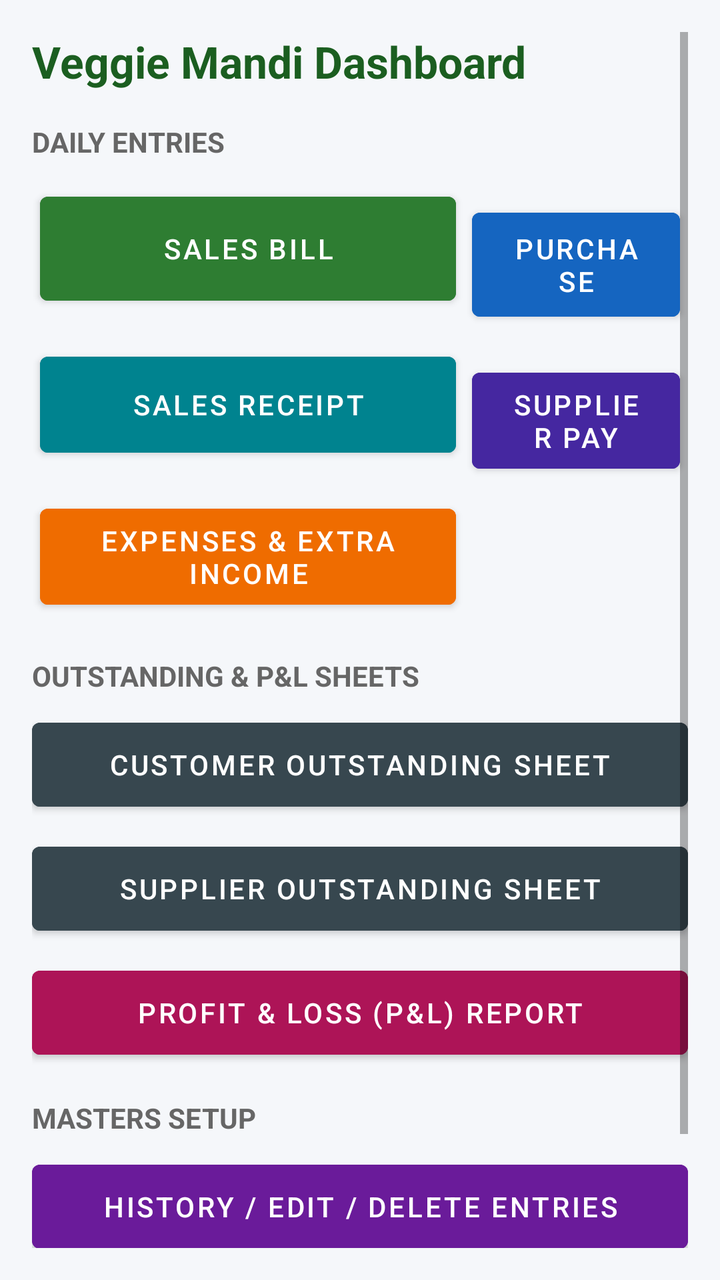
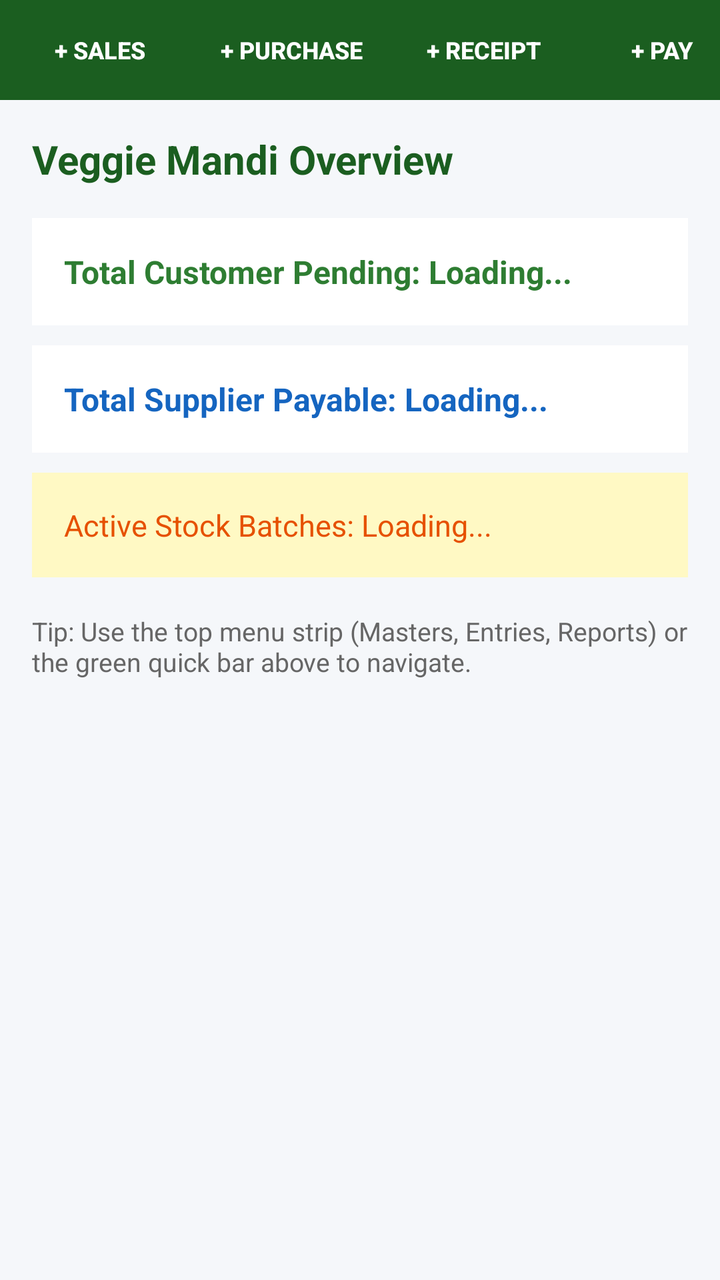

The first picture is an Android layout as it rendered before a commit; the second is the same layout after the commit. The layout source and the unified diff follow.
<!-- AndroidManifest.xml: application theme Theme.MaterialComponents.DayNight.DarkActionBar -->
<!-- res/layout/activity_dashboard.xml -->
<?xml version="1.0" encoding="utf-8"?>
<ScrollView xmlns:android="http://schemas.android.com/apk/res/android"
    android:layout_width="match_parent"
    android:layout_height="match_parent"
    android:background="#F5F7FA"
    android:padding="16dp">

    <LinearLayout
        android:layout_width="match_parent"
        android:layout_height="wrap_content"
        android:orientation="vertical">

        <TextView
            android:id="@+id/tvWelcome"
            android:layout_width="match_parent"
            android:layout_height="wrap_content"
            android:text="Veggie Mandi Dashboard"
            android:textSize="22sp"
            android:textStyle="bold"
            android:textColor="#1B5E20"
            android:layout_marginBottom="16dp" />

        
        <TextView
            android:layout_width="wrap_content"
            android:layout_height="wrap_content"
            android:text="DAILY ENTRIES"
            android:textStyle="bold"
            android:textColor="#666666"
            android:layout_marginBottom="8dp" />

        <GridLayout
            android:layout_width="match_parent"
            android:layout_height="wrap_content"
            android:columnCount="2"
            android:layout_marginBottom="16dp">

            <Button
                android:id="@+id/btnSales"
                android:layout_width="0dp"
                android:layout_height="64dp"
                android:layout_columnWeight="1"
                android:layout_margin="4dp"
                android:text="SALES BILL"
                android:backgroundTint="#2E7D32" />

            <Button
                android:id="@+id/btnPurchase"
                android:layout_width="0dp"
                android:layout_height="64dp"
                android:layout_columnWeight="1"
                android:layout_margin="4dp"
                android:text="PURCHASE"
                android:backgroundTint="#1565C0" />

            <Button
                android:id="@+id/btnSalesReceipt"
                android:layout_width="0dp"
                android:layout_height="60dp"
                android:layout_columnWeight="1"
                android:layout_margin="4dp"
                android:text="SALES RECEIPT"
                android:backgroundTint="#00838F" />

            <Button
                android:id="@+id/btnPurchasePayment"
                android:layout_width="0dp"
                android:layout_height="60dp"
                android:layout_columnWeight="1"
                android:layout_margin="4dp"
                android:text="SUPPLIER PAY"
                android:backgroundTint="#4527A0" />

            <Button
                android:id="@+id/btnExpenseIncome"
                android:layout_width="0dp"
                android:layout_height="60dp"
                android:layout_columnWeight="2"
                android:layout_margin="4dp"
                android:text="EXPENSES &amp; EXTRA INCOME"
                android:backgroundTint="#EF6C00" />
        </GridLayout>

        
        <TextView
            android:layout_width="wrap_content"
            android:layout_height="wrap_content"
            android:text="OUTSTANDING &amp; P&amp;L SHEETS"
            android:textStyle="bold"
            android:textColor="#666666"
            android:layout_marginBottom="8dp" />

        <Button
            android:id="@+id/btnCustomerOutstanding"
            android:layout_width="match_parent"
            android:layout_height="54dp"
            android:layout_marginBottom="8dp"
            android:text="CUSTOMER OUTSTANDING SHEET"
            android:backgroundTint="#37474F" />

        <Button
            android:id="@+id/btnSupplierOutstanding"
            android:layout_width="match_parent"
            android:layout_height="54dp"
            android:layout_marginBottom="8dp"
            android:text="SUPPLIER OUTSTANDING SHEET"
            android:backgroundTint="#37474F" />

        <Button
            android:id="@+id/btnProfitLoss"
            android:layout_width="match_parent"
            android:layout_height="54dp"
            android:layout_marginBottom="16dp"
            android:text="PROFIT &amp; LOSS (P&amp;L) REPORT"
            android:backgroundTint="#AD1457" />

        
        <TextView
            android:layout_width="wrap_content"
            android:layout_height="wrap_content"
            android:text="MASTERS SETUP"
            android:textStyle="bold"
            android:textColor="#666666"
            android:layout_marginBottom="8dp" />
                <Button
            android:id="@+id/btnHistory"
            android:layout_width="match_parent"
            android:layout_height="54dp"
            android:layout_marginBottom="16dp"
            android:text="HISTORY / EDIT / DELETE ENTRIES"
            android:backgroundTint="#6A1B9A" />
        

        <LinearLayout
            android:layout_width="match_parent"
            android:layout_height="wrap_content"
            android:orientation="horizontal">

            <Button
                android:id="@+id/btnCustomers"
                android:layout_width="0dp"
                android:layout_height="54dp"
                android:layout_weight="1"
                android:layout_margin="3dp"
                android:text="+ Customer"
                android:textSize="12sp"
                android:backgroundTint="#546E7A" />

            <Button
                android:id="@+id/btnSuppliers"
                android:layout_width="0dp"
                android:layout_height="54dp"
                android:layout_weight="1"
                android:layout_margin="3dp"
                android:text="+ Supplier"
                android:textSize="12sp"
                android:backgroundTint="#546E7A" />

            <Button
                android:id="@+id/btnItems"
                android:layout_width="0dp"
                android:layout_height="54dp"
                android:layout_weight="1"
                android:layout_margin="3dp"
                android:text="+ Items"
                android:textSize="12sp"
                android:backgroundTint="#546E7A" />
        </LinearLayout>

    </LinearLayout>
</ScrollView>
<!-- resources referenced by this layout -->
<resources>

</resources>

<!-- the commit's change to res/layout/activity_dashboard.xml (unified diff, before → after) -->
@@ -1,171 +1,144 @@
 <?xml version="1.0" encoding="utf-8"?>
-<ScrollView xmlns:android="http://schemas.android.com/apk/res/android"
+<LinearLayout xmlns:android="http://schemas.android.com/apk/res/android"
     android:layout_width="match_parent"
     android:layout_height="match_parent"
-    android:background="#F5F7FA"
-    android:padding="16dp">
+    android:orientation="vertical"
+    android:background="#F5F7FA">
 
+    
+    <HorizontalScrollView
+        android:layout_width="match_parent"
+        android:layout_height="wrap_content"
+        android:background="#1B5E20"
+        android:padding="6dp"
+        android:scrollbars="none">
+
+        <LinearLayout
+            android:layout_width="wrap_content"
+            android:layout_height="wrap_content"
+            android:orientation="horizontal">
+
+            <Button
+                android:id="@+id/stripSales"
+                style="?android:attr/borderlessButtonStyle"
+                android:layout_width="wrap_content"
+                android:layout_height="38dp"
+                android:text="+ SALES"
+                android:textColor="#FFFFFF"
+                android:textStyle="bold"
+                android:textSize="12sp" />
+
+            <Button
+                android:id="@+id/stripPurchase"
+                style="?android:attr/borderlessButtonStyle"
+                android:layout_width="wrap_content"
+                android:layout_height="38dp"
+                android:text="+ PURCHASE"
+                android:textColor="#FFFFFF"
+                android:textStyle="bold"
+                android:textSize="12sp" />
+
+            <Button
+                android:id="@+id/stripReceipt"
+                style="?android:attr/borderlessButtonStyle"
+                android:layout_width="wrap_content"
+                android:layout_height="38dp"
+                android:text="+ RECEIPT"
+                android:textColor="#FFFFFF"
+                android:textStyle="bold"
+                android:textSize="12sp" />
+
+            <Button
+                android:id="@+id/stripPayment"
+                style="?android:attr/borderlessButtonStyle"
+                android:layout_width="wrap_content"
+                android:layout_height="38dp"
+                android:text="+ PAY"
+                android:textColor="#FFFFFF"
+                android:textStyle="bold"
+                android:textSize="12sp" />
+
+            <Button
+                android:id="@+id/stripExpense"
+                style="?android:attr/borderlessButtonStyle"
+                android:layout_width="wrap_content"
+                android:layout_height="38dp"
+                android:text="+ EXPENSE"
+                android:textColor="#FFFFFF"
+                android:textStyle="bold"
+                android:textSize="12sp" />
+
+            <Button
+                android:id="@+id/stripHistory"
+                style="?android:attr/borderlessButtonStyle"
+                android:layout_width="wrap_content"
+                android:layout_height="38dp"
+                android:text="HISTORY"
+                android:textColor="#FFEB3B"
+                android:textStyle="bold"
+                android:textSize="12sp" />
+        </LinearLayout>
+    </HorizontalScrollView>
+
+    
     <LinearLayout
         android:layout_width="match_parent"
-        android:layout_height="wrap_content"
-        android:orientation="vertical">
+        android:layout_height="match_parent"
+        android:orientation="vertical"
+        android:padding="16dp">
 
         <TextView
             android:id="@+id/tvWelcome"
             android:layout_width="match_parent"
             android:layout_height="wrap_content"
-            android:text="Veggie Mandi Dashboard"
-            android:textSize="22sp"
+            android:text="Veggie Mandi Overview"
+            android:textSize="20sp"
             android:textStyle="bold"
             android:textColor="#1B5E20"
             android:layout_marginBottom="16dp" />
 
-        
         <TextView
-            android:layout_width="wrap_content"
-            android:layout_height="wrap_content"
-            android:text="DAILY ENTRIES"
-            android:textStyle="bold"
-            android:textColor="#666666"
-            android:layout_marginBottom="8dp" />
-
-        <GridLayout
+            android:id="@+id/tvDashCustDue"
             android:layout_width="match_parent"
             android:layout_height="wrap_content"
-            android:columnCount="2"
-            android:layout_marginBottom="16dp">
+            android:text="Total Customer Pending: Loading..."
+            android:textSize="16sp"
+            android:textStyle="bold"
+            android:background="#FFFFFF"
+            android:padding="16dp"
+            android:textColor="#2E7D32"
+            android:layout_marginBottom="10dp" />
 
-            <Button
-                android:id="@+id/btnSales"
-                android:layout_width="0dp"
-                android:layout_height="64dp"
-                android:layout_columnWeight="1"
-                android:layout_margin="4dp"
-                android:text="SALES BILL"
-                android:backgroundTint="#2E7D32" />
-
-            <Button
-                android:id="@+id/btnPurchase"
-                android:layout_width="0dp"
-                android:layout_height="64dp"
-                android:layout_columnWeight="1"
-                android:layout_margin="4dp"
-                android:text="PURCHASE"
-                android:backgroundTint="#1565C0" />
-
-            <Button
-                android:id="@+id/btnSalesReceipt"
-                android:layout_width="0dp"
-                android:layout_height="60dp"
-                android:layout_columnWeight="1"
-                android:layout_margin="4dp"
-                android:text="SALES RECEIPT"
-                android:backgroundTint="#00838F" />
-
-            <Button
-                android:id="@+id/btnPurchasePayment"
-                android:layout_width="0dp"
-                android:layout_height="60dp"
-                android:layout_columnWeight="1"
-                android:layout_margin="4dp"
-                android:text="SUPPLIER PAY"
-                android:backgroundTint="#4527A0" />
-
-            <Button
-                android:id="@+id/btnExpenseIncome"
-                android:layout_width="0dp"
-                android:layout_height="60dp"
-                android:layout_columnWeight="2"
-                android:layout_margin="4dp"
-                android:text="EXPENSES &amp; EXTRA INCOME"
-                android:backgroundTint="#EF6C00" />
-        </GridLayout>
-
-        
         <TextView
-            android:layout_width="wrap_content"
-            android:layout_height="wrap_content"
-            android:text="OUTSTANDING &amp; P&amp;L SHEETS"
-            android:textStyle="bold"
-            android:textColor="#666666"
-            android:layout_marginBottom="8dp" />
-
-        <Button
-            android:id="@+id/btnCustomerOutstanding"
-            android:layout_width="match_parent"
-            android:layout_height="54dp"
-            android:layout_marginBottom="8dp"
-            android:text="CUSTOMER OUTSTANDING SHEET"
-            android:backgroundTint="#37474F" />
-
-        <Button
-            android:id="@+id/btnSupplierOutstanding"
-            android:layout_width="match_parent"
-            android:layout_height="54dp"
-            android:layout_marginBottom="8dp"
-            android:text="SUPPLIER OUTSTANDING SHEET"
-            android:backgroundTint="#37474F" />
-
-        <Button
-            android:id="@+id/btnProfitLoss"
-            android:layout_width="match_parent"
-            android:layout_height="54dp"
-            android:layout_marginBottom="16dp"
-            android:text="PROFIT &amp; LOSS (P&amp;L) REPORT"
-            android:backgroundTint="#AD1457" />
-
-        
-        <TextView
-            android:layout_width="wrap_content"
-            android:layout_height="wrap_content"
-            android:text="MASTERS SETUP"
-            android:textStyle="bold"
-            android:textColor="#666666"
-            android:layout_marginBottom="8dp" />
-                <Button
-            android:id="@+id/btnHistory"
-            android:layout_width="match_parent"
-            android:layout_height="54dp"
-            android:layout_marginBottom="16dp"
-            android:text="HISTORY / EDIT / DELETE ENTRIES"
-            android:backgroundTint="#6A1B9A" />
-        
-
-        <LinearLayout
+            android:id="@+id/tvDashSupDue"
             android:layout_width="match_parent"
             android:layout_height="wrap_content"
-            android:orientation="horizontal">
+            android:text="Total Supplier Payable: Loading..."
+            android:textSize="16sp"
+            android:textStyle="bold"
+            android:background="#FFFFFF"
+            android:padding="16dp"
+            android:textColor="#1565C0"
+            android:layout_marginBottom="10dp" />
 
-            <Button
-                android:id="@+id/btnCustomers"
-                android:layout_width="0dp"
-                android:layout_height="54dp"
-                android:layout_weight="1"
-                android:layout_margin="3dp"
-                android:text="+ Customer"
-                android:textSize="12sp"
-                android:backgroundTint="#546E7A" />
+        <TextView
+            android:id="@+id/tvDashStockSummary"
+            android:layout_width="match_parent"
+            android:layout_height="wrap_content"
+            android:text="Active Stock Batches: Loading..."
+            android:textSize="15sp"
+            android:background="#FFF9C4"
+            android:padding="16dp"
+            android:textColor="#E65100"
+            android:layout_marginBottom="10dp" />
 
-            <Button
-                android:id="@+id/btnSuppliers"
-                android:layout_width="0dp"
-                android:layout_height="54dp"
-                android:layout_weight="1"
-                android:layout_margin="3dp"
-                android:text="+ Supplier"
-                android:textSize="12sp"
-                android:backgroundTint="#546E7A" />
-
-            <Button
-                android:id="@+id/btnItems"
-                android:layout_width="0dp"
-                android:layout_height="54dp"
-                android:layout_weight="1"
-                android:layout_margin="3dp"
-                android:text="+ Items"
-                android:textSize="12sp"
-                android:backgroundTint="#546E7A" />
-        </LinearLayout>
+        <TextView
+            android:layout_width="match_parent"
+            android:layout_height="wrap_content"
+            android:text="Tip: Use the top menu strip (Masters, Entries, Reports) or the green quick bar above to navigate."
+            android:textSize="13sp"
+            android:textColor="#666666"
+            android:layout_marginTop="8dp" />
 
     </LinearLayout>
-</ScrollView>
+</LinearLayout>
